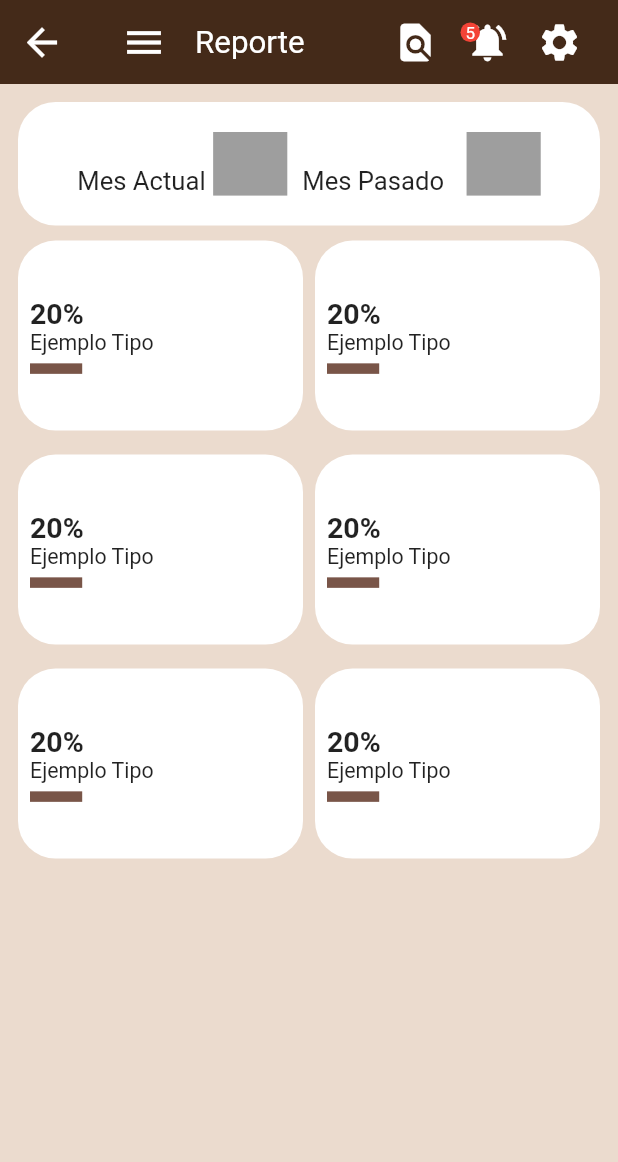
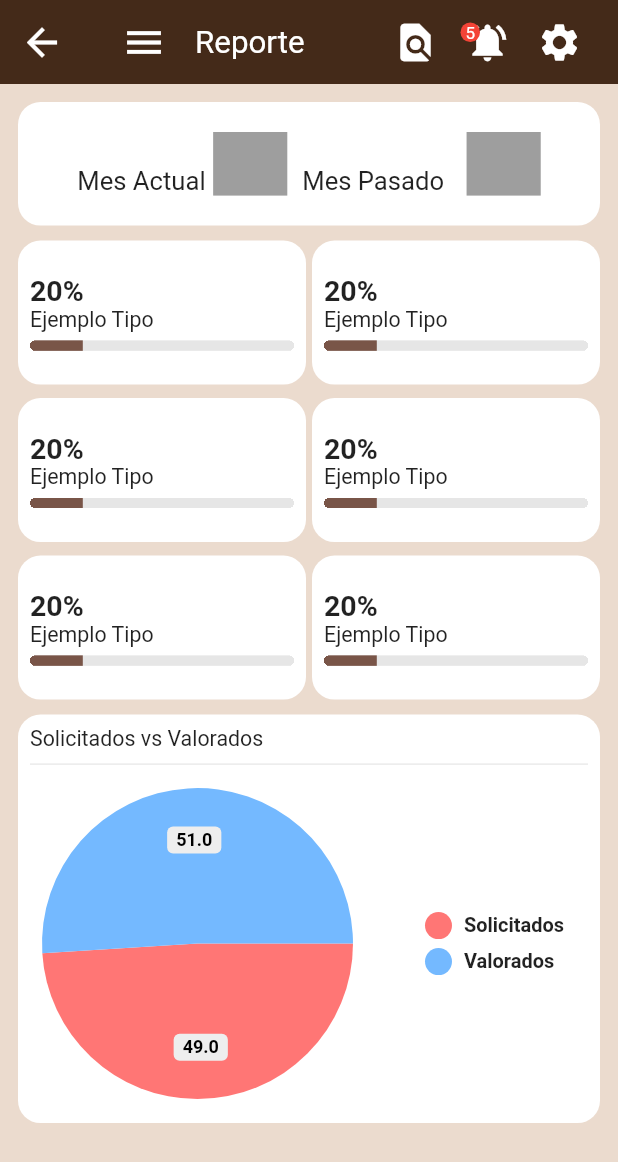
Before and after one commit to Abdielcastll/confisa_tasaciones_app, a Flutter app: the ReporteView screen opened by its route, on a phone screen of 412 x 824 dp. Shown: the top 1162 px of the screen. Run offline on Flutter 3.47's test engine with Material 2 defaults, Android fonts, the phone set to English and light mode, and no system bars; drawn by our look-alikes of auto_size_text, pie_chart; our stand-ins replace shared_preferences; accounts and stored records are empty.

Commit message:
lista tasaciones

```diff
--- a/lib/core/routes.dart
+++ b/lib/core/routes.dart
@@ -1,3 +1,4 @@
+import 'package:confisa_tasaciones_app/views/lista_tasaciones/lista_tasaciones_view.dart';
 import 'package:confisa_tasaciones_app/views/login/login_view.dart';
 import 'package:confisa_tasaciones_app/views/reporte/reporte_view.dart';
 import 'package:flutter/material.dart';
@@ -5,4 +6,5 @@ import 'package:flutter/material.dart';
 final Map<String, Widget Function(dynamic)> router = {
   LoginView.routeName: (_) => const LoginView(),
   ReporteView.routeName: (_) => const ReporteView(),
+  ListaTasacionesView.routeName: (_) => const ListaTasacionesView()
 };
--- a/lib/core/theme.dart
+++ b/lib/core/theme.dart
@@ -6,6 +6,7 @@ class AppColors {
   static const green = Color(0xFFA8C638);
   static const orange = Color(0xFFFE9301);
   static const bronce = Color.fromRGBO(235, 219, 206, 1);
+  static const grey = Color.fromRGBO(230, 230, 230, 1);
 }
 
 final myTheme = ThemeData(
--- a/lib/main.dart
+++ b/lib/main.dart
@@ -2,6 +2,7 @@ import 'package:confisa_tasaciones_app/core/providers.dart';
 import 'package:confisa_tasaciones_app/core/routes.dart';
 import 'package:confisa_tasaciones_app/core/shared_preferences.dart';
 import 'package:confisa_tasaciones_app/core/theme.dart';
+import 'package:confisa_tasaciones_app/views/lista_tasaciones/lista_tasaciones_view.dart';
 import 'package:confisa_tasaciones_app/views/login/login_view.dart';
 import 'package:confisa_tasaciones_app/views/reporte/reporte_view.dart';
 import 'package:confisa_tasaciones_app/widgets/no_scale_widget.dart';
@@ -26,7 +27,7 @@ class MyApp extends StatelessWidget {
         title: 'Confisa Tasaciones App',
         debugShowCheckedModeBanner: false,
         routes: router,
-        initialRoute: ReporteView.routeName,
+        initialRoute: ListaTasacionesView.routeName,
         theme: myTheme,
         builder: (context, child) {
           return NoScaleTextWidget(
--- /dev/null
+++ b/lib/views/lista_tasaciones/lista_tasaciones_view.dart
@@ -0,0 +1,17 @@
+import 'package:confisa_tasaciones_app/widgets/appbar_example.dart';
+import 'package:flutter/material.dart';
+
+class ListaTasacionesView extends StatelessWidget {
+  static const routeName = 'lista_tasaciones';
+  const ListaTasacionesView({Key? key}) : super(key: key);
+
+  @override
+  Widget build(BuildContext context) {
+    return const Scaffold(
+      appBar: AppbarExample(titulo: "Listado de Tasaciones"),
+      body: Center(
+        child: Text('ListaTasacionesView'),
+      ),
+    );
+  }
+}
--- /dev/null
+++ b/lib/views/lista_tasaciones/lista_tasaciones_view_model.dart
@@ -0,0 +1,5 @@
+import 'package:flutter/material.dart';
+
+class ListaTasacionesViewModel with ChangeNotifier {
+  ListaTasacionesViewModel();
+}
--- a/lib/views/reporte/reporte_view.dart
+++ b/lib/views/reporte/reporte_view.dart
@@ -1,7 +1,10 @@
 import 'package:confisa_tasaciones_app/constants.dart';
+import 'package:confisa_tasaciones_app/core/theme.dart';
+import 'package:confisa_tasaciones_app/views/reporte/widgets/pie_chart.dart';
 import 'package:confisa_tasaciones_app/widgets/appbar_example.dart';
 import 'package:flutter/material.dart';
 import 'dart:math';
+import 'package:pie_chart/pie_chart.dart';
 
 class ReporteView extends StatelessWidget {
   static const routeName = 'reporte';
@@ -25,7 +28,7 @@ class ReporteView extends StatelessWidget {
                 height: size.height * .1,
                 decoration: BoxDecoration(
                     color: Colors.white,
-                    borderRadius: BorderRadius.circular(25)),
+                    borderRadius: BorderRadius.circular(15)),
                 child: Padding(
                   padding: const EdgeInsets.fromLTRB(5, 20, 5, 20),
                   child: Row(
@@ -82,18 +85,20 @@ class ReporteView extends StatelessWidget {
                 shrinkWrap: true,
                 physics: const NeverScrollableScrollPhysics(),
                 crossAxisCount: 2,
-                crossAxisSpacing: 8.0,
-                mainAxisSpacing: 16.0,
-                childAspectRatio: 1.5,
+                crossAxisSpacing: 4.0,
+                mainAxisSpacing: 9.0,
+                childAspectRatio: 2.0,
                 children: List.generate(6, (index) {
                   int rand = Random().nextInt(100);
                   return Center(
                     child: Container(
+                      height: double.infinity,
+                      width: double.infinity,
                       padding: const EdgeInsets.all(8),
                       alignment: AlignmentDirectional.bottomStart,
                       decoration: BoxDecoration(
                           color: Colors.white,
-                          borderRadius: BorderRadius.circular(25)),
+                          borderRadius: BorderRadius.circular(15)),
                       child: Column(
                         crossAxisAlignment: CrossAxisAlignment.start,
                         mainAxisAlignment: MainAxisAlignment.center,
@@ -110,17 +115,27 @@ class ReporteView extends StatelessWidget {
                           const SizedBox(
                             height: 5,
                           ),
-                          LinearProgressIndicator(
-                              minHeight: 7,
-                              value: rand / 100,
-                              color: Colors.primaries[
-                                  Random().nextInt(Colors.primaries.length)]),
+                          Container(
+                            clipBehavior: Clip.hardEdge,
+                            decoration: BoxDecoration(
+                                borderRadius: BorderRadius.circular(15)),
+                            child: LinearProgressIndicator(
+                                minHeight: 7,
+                                value: rand / 100,
+                                backgroundColor: AppColors.grey,
+                                color: Colors.primaries[
+                                    Random().nextInt(Colors.primaries.length)]),
+                          ),
                         ],
                       ),
                     ),
                   );
                 }),
               ),
+              const SizedBox(
+                height: 10,
+              ),
+              const PieChartWidget(),
             ],
           ),
         ),
--- /dev/null
+++ b/lib/views/reporte/widgets/pie_chart.dart
@@ -0,0 +1,35 @@
+import 'package:flutter/material.dart';
+import 'package:pie_chart/pie_chart.dart' as pie;
+
+class PieChartWidget extends StatelessWidget {
+  const PieChartWidget({
+    Key? key,
+  }) : super(key: key);
+
+  @override
+  Widget build(BuildContext context) {
+    return Container(
+      decoration: BoxDecoration(
+          color: Colors.white, borderRadius: BorderRadius.circular(15)),
+      child: Padding(
+        padding: const EdgeInsets.all(8.0),
+        child: Column(
+          crossAxisAlignment: CrossAxisAlignment.start,
+          children: [
+            const Text(
+              "Solicitados vs Valorados",
+              style: TextStyle(fontSize: 15),
+            ),
+            Divider(),
+            pie.PieChart(
+              dataMap: const <String, double>{
+                "Solicitados": 49,
+                "Valorados": 51,
+              },
+            )
+          ],
+        ),
+      ),
+    );
+  }
+}
--- a/lib/widgets/appbar_example.dart
+++ b/lib/widgets/appbar_example.dart
@@ -1,3 +1,4 @@
+import 'package:auto_size_text/auto_size_text.dart';
 import 'package:flutter/material.dart';
 
 import '../constants.dart';
@@ -22,7 +23,11 @@ class AppbarExample extends StatelessWidget implements PreferredSizeWidget {
           const SizedBox(
             width: 10,
           ),
-          Text(titulo, style: appTitulo),
+          AutoSizeText(
+            titulo,
+            style: appTitulo,
+            maxLines: 1,
+          ),
         ],
       ),
       actions: [
--- a/pubspec.yaml
+++ b/pubspec.yaml
@@ -37,7 +37,8 @@ dependencies:
   shared_preferences: ^2.0.15
   provider: ^6.0.3
   http: ^0.13.4
-
+  pie_chart: ^5.3.1
+  auto_size_text: ^3.0.0
 dev_dependencies:
   flutter_test:
     sdk: flutter
```
Also changed, not shown: pubspec.lock.
